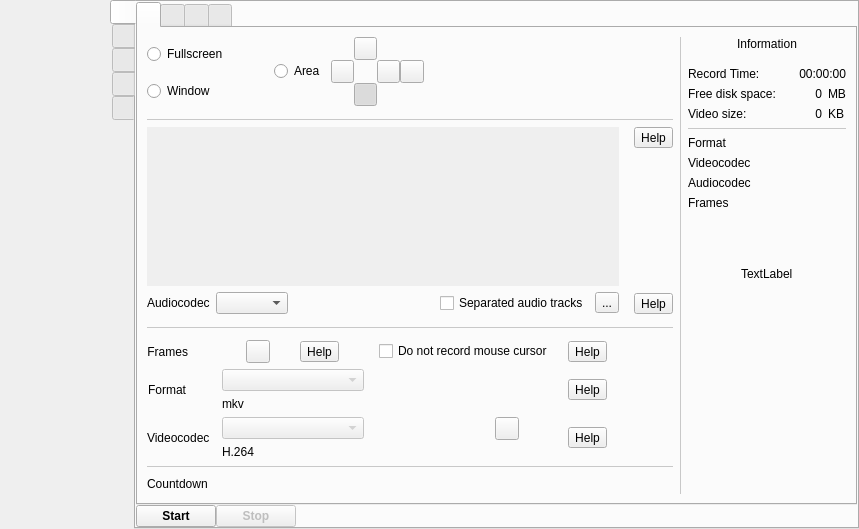
The window that src/wayland/formMainWindow_wl.ui (vkohaupt/vokoscreenNG) describes before a commit, drawn with Qt 5.
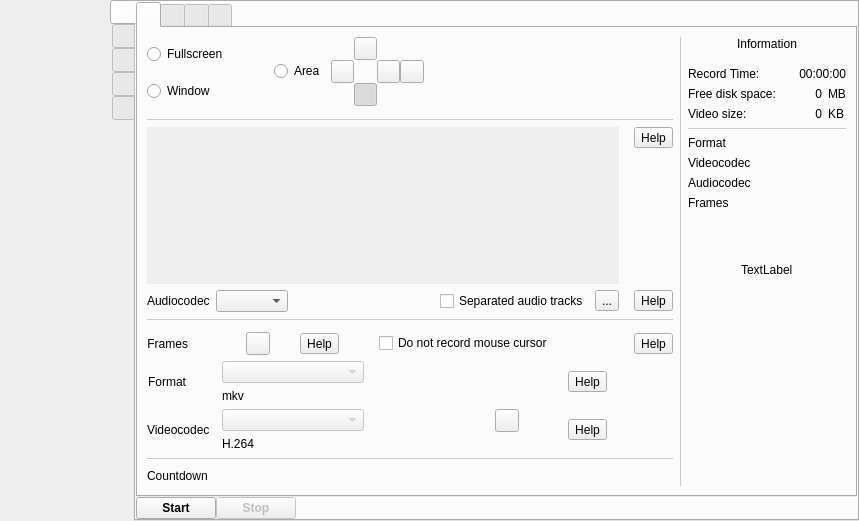
The same window after the commit. Icons and pictures are not drawn.

```diff
--- a/src/wayland/formMainWindow_wl.ui
+++ b/src/wayland/formMainWindow_wl.ui
@@ -7,7 +7,7 @@
     <x>0</x>
     <y>0</y>
     <width>859</width>
-    <height>529</height>
+    <height>521</height>
    </rect>
   </property>
   <property name="windowTitle">
@@ -280,6 +280,9 @@
              <layout class="QHBoxLayout" name="horizontalLayout_15">
               <item>
                <layout class="QVBoxLayout" name="verticalLayout_7">
+                <property name="bottomMargin">
+                 <number>0</number>
+                </property>
                 <item>
                  <layout class="QGridLayout" name="gridLayout_2">
                   <item row="2" column="1">
@@ -532,16 +535,6 @@
                 </item>
                 <item>
                  <layout class="QGridLayout" name="gridLayout_6">
-                  <item row="1" column="1">
-                   <widget class="QToolButton" name="help_screencast_audiocodec">
-                    <property name="toolTip">
-                     <string>Help</string>
-                    </property>
-                    <property name="text">
-                     <string notr="true">Help</string>
-                    </property>
-                   </widget>
-                  </item>
                   <item row="0" column="1">
                    <layout class="QVBoxLayout" name="verticalLayout_20">
                     <item alignment="Qt::AlignTop">
@@ -559,6 +552,9 @@
                       <property name="orientation">
                        <enum>Qt::Vertical</enum>
                       </property>
+                      <property name="sizeType">
+                       <enum>QSizePolicy::Expanding</enum>
+                      </property>
                       <property name="sizeHint" stdset="0">
                        <size>
                         <width>20</width>
@@ -613,7 +609,7 @@
                           <x>0</x>
                           <y>0</y>
                           <width>440</width>
-                          <height>68</height>
+                          <height>70</height>
                          </rect>
                         </property>
                         <property name="accessibleName">
@@ -633,14 +629,36 @@
                           <number>6</number>
                          </property>
                          <property name="bottomMargin">
-                          <number>0</number>
+                          <number>20</number>
                          </property>
                         </layout>
                        </widget>
                       </widget>
                      </item>
-                     <item>
-                      <layout class="QHBoxLayout" name="horizontalLayout_37">
+                    </layout>
+                   </widget>
+                  </item>
+                  <item row="2" column="0">
+                   <widget class="QFrame" name="frame_3">
+                    <property name="frameShape">
+                     <enum>QFrame::NoFrame</enum>
+                    </property>
+                    <property name="frameShadow">
+                     <enum>QFrame::Raised</enum>
+                    </property>
+                    <layout class="QHBoxLayout" name="horizontalLayout_18">
+                     <property name="spacing">
+                      <number>6</number>
+                     </property>
+                     <property name="leftMargin">
+                      <number>0</number>
+                     </property>
+                     <property name="topMargin">
+                      <number>0</number>
+                     </property>
+                     <property name="bottomMargin">
+                      <number>0</number>
+                     </property>
                        <item>
                         <widget class="QLabel" name="labelAudioCodec">
                          <property name="text">
@@ -690,12 +708,33 @@
                         </widget>
                        </item>
                       </layout>
-                     </item>
-                    </layout>
+                   </widget>
+                  </item>
+                  <item row="2" column="1">
+                   <widget class="QToolButton" name="help_screencast_audiocodec">
+                    <property name="toolTip">
+                     <string>Help</string>
+                    </property>
+                    <property name="text">
+                     <string notr="true">Help</string>
+                    </property>
                    </widget>
                   </item>
                  </layout>
                 </item>
+                <item>
+                 <widget class="Line" name="line_6">
+                  <property name="styleSheet">
+                   <string notr="true">color: rgb(200, 200, 200);</string>
+                  </property>
+                  <property name="frameShadow">
+                   <enum>QFrame::Plain</enum>
+                  </property>
+                  <property name="orientation">
+                   <enum>Qt::Horizontal</enum>
+                  </property>
+                 </widget>
+                </item>
                 <item>
                  <widget class="QFrame" name="frame_video">
                   <property name="frameShape">
@@ -714,25 +753,9 @@
                    <property name="bottomMargin">
                     <number>0</number>
                    </property>
-                  </layout>
-                 </widget>
-                </item>
-                <item>
-                 <widget class="Line" name="line_6">
-                  <property name="styleSheet">
-                   <string notr="true">color: rgb(200, 200, 200);</string>
-                  </property>
-                  <property name="frameShadow">
-                   <enum>QFrame::Plain</enum>
-                  </property>
-                  <property name="orientation">
-                   <enum>Qt::Horizontal</enum>
-                  </property>
-                 </widget>
-                </item>
                 <item>
                  <layout class="QGridLayout" name="gridLayoutFormatCodecs">
-                  <item row="1" column="3">
+                     <item row="1" column="3" alignment="Qt::AlignRight">
                    <widget class="QToolButton" name="help_screencast_nomousecursor">
                     <property name="toolTip">
                      <string>Help</string>
@@ -1033,6 +1056,9 @@
                   </item>
                  </layout>
                 </item>
+                  </layout>
+                 </widget>
+                </item>
                 <item>
                  <widget class="Line" name="line_3">
                   <property name="styleSheet">
@@ -1580,7 +1606,7 @@
                      <x>0</x>
                      <y>0</y>
                      <width>480</width>
-                     <height>391</height>
+                     <height>383</height>
                     </rect>
                    </property>
                    <layout class="QGridLayout" name="gridLayoutAvailable">
```
Left out of the diff: 2 changed lines with no effect on the pictures. Lines whose indentation alone changed are shown as unchanged.
